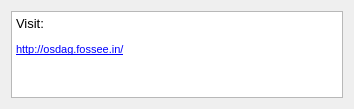
GreatDevelopers/osdag-core, file Connections/Shear/Finplate/tutorial.ui: the form before one commit.
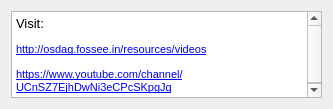
The form after the commit. Icons and pictures are not drawn.

Commit message: Feat: add video links to GUI

```diff
--- a/Connections/Shear/Finplate/tutorial.ui
+++ b/Connections/Shear/Finplate/tutorial.ui
@@ -6,7 +6,7 @@
    <rect>
     <x>0</x>
     <y>0</y>
-    <width>354</width>
+    <width>333</width>
     <height>109</height>
    </rect>
   </property>
@@ -24,9 +24,10 @@
       <string>&lt;!DOCTYPE HTML PUBLIC &quot;-//W3C//DTD HTML 4.0//EN&quot; &quot;http://www.w3.org/TR/REC-html40/strict.dtd&quot;&gt;
 &lt;html&gt;&lt;head&gt;&lt;meta name=&quot;qrichtext&quot; content=&quot;1&quot; /&gt;&lt;style type=&quot;text/css&quot;&gt;
 p, li { white-space: pre-wrap; }
-&lt;/style&gt;&lt;/head&gt;&lt;body style=&quot; font-family:'MS Shell Dlg 2'; font-size:7.5pt; font-weight:400; font-style:normal;&quot;&gt;
+&lt;/style&gt;&lt;/head&gt;&lt;body style=&quot; font-family:'MS Shell Dlg 2'; font-size:7.8pt; font-weight:400; font-style:normal;&quot;&gt;
 &lt;p style=&quot; margin-top:12px; margin-bottom:12px; margin-left:0px; margin-right:0px; -qt-block-indent:0; text-indent:0px;&quot;&gt;&lt;span style=&quot; font-size:10pt;&quot;&gt;Visit:&lt;/span&gt;&lt;/p&gt;
-&lt;p style=&quot; margin-top:12px; margin-bottom:12px; margin-left:0px; margin-right:0px; -qt-block-indent:0; text-indent:0px;&quot;&gt;&lt;a href=&quot;http://osdag.fossee.in/&quot;&gt;&lt;span style=&quot; font-size:8pt; text-decoration: underline; color:#0000ff;&quot;&gt;http://osdag.fossee.in/&lt;/span&gt;&lt;/a&gt;&lt;/p&gt;&lt;/body&gt;&lt;/html&gt;</string>
+&lt;p style=&quot; margin-top:12px; margin-bottom:12px; margin-left:0px; margin-right:0px; -qt-block-indent:0; text-indent:0px;&quot;&gt;&lt;a href=&quot;http://osdag.fossee.in/resources/videos&quot;&gt;&lt;span style=&quot; font-size:8pt; text-decoration: underline; color:#0000ff;&quot;&gt;http://osdag.fossee.in/resources/videos&lt;/span&gt;&lt;/a&gt;&lt;/p&gt;
+&lt;p style=&quot; margin-top:12px; margin-bottom:12px; margin-left:0px; margin-right:0px; -qt-block-indent:0; text-indent:0px;&quot;&gt;&lt;a href=&quot;https://www.youtube.com/channel/UCnSZ7EjhDwNi3eCPcSKpgJg&quot;&gt;&lt;span style=&quot; font-size:8pt; text-decoration: underline; color:#0000ff;&quot;&gt;https://www.youtube.com/channel/UCnSZ7EjhDwNi3eCPcSKpgJg&lt;/span&gt;&lt;/a&gt;&lt;/p&gt;&lt;/body&gt;&lt;/html&gt;</string>
      </property>
      <property name="openExternalLinks">
       <bool>true</bool>
```
The commit also changes 9 other files.
